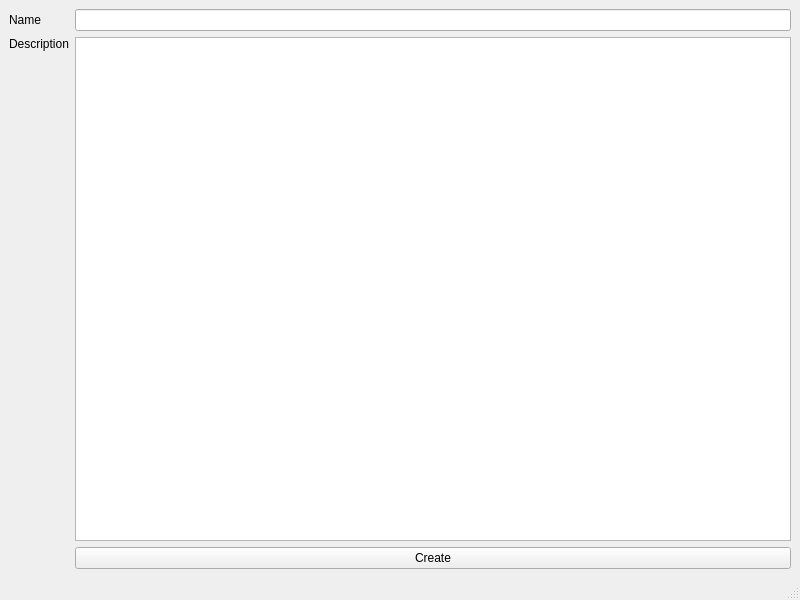
First picture: the form in src/jukeboxcore/gui/widgets/guerilla/seqcreator.ui, repository JukeboxPipeline/jukebox-core, before the edit.
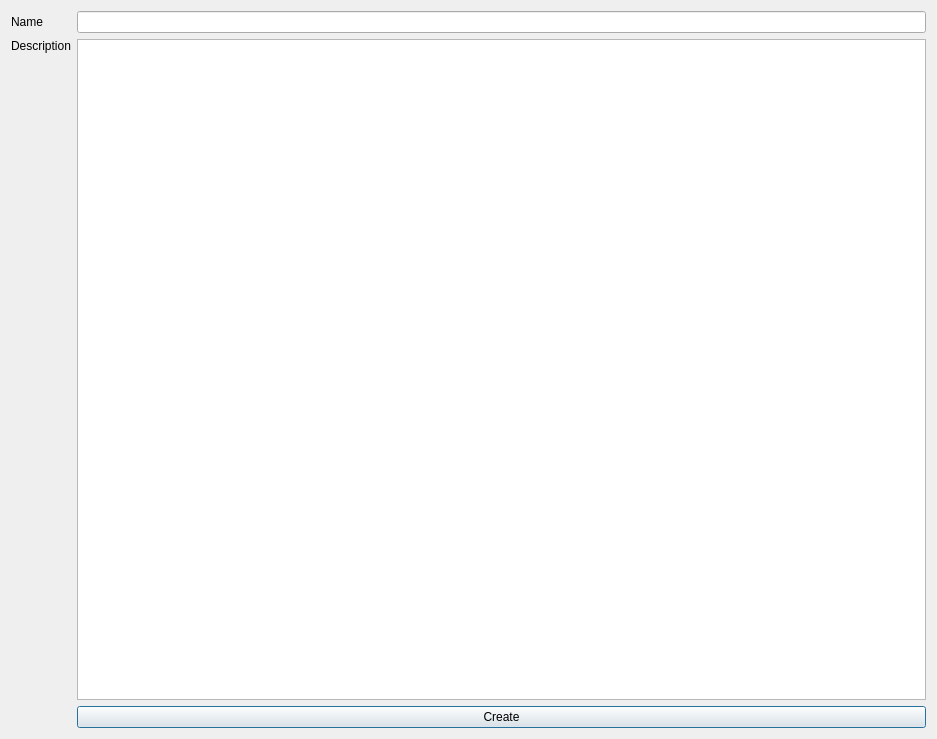
Second picture: the form after the edit.

Commit message: Chang the guerilla secondary windows to dialogs and implement create project

```diff
--- a/src/jukeboxcore/gui/widgets/guerilla/seqcreator.ui
+++ b/src/jukeboxcore/gui/widgets/guerilla/seqcreator.ui
@@ -1,20 +1,19 @@
 <?xml version="1.0" encoding="UTF-8"?>
 <ui version="4.0">
- <class>seqcreator_mwin</class>
- <widget class="QMainWindow" name="seqcreator_mwin">
+ <class>seqcreator_dialog</class>
+ <widget class="QDialog" name="seqcreator_dialog">
   <property name="geometry">
    <rect>
     <x>0</x>
     <y>0</y>
-    <width>800</width>
-    <height>600</height>
+    <width>937</width>
+    <height>739</height>
    </rect>
   </property>
   <property name="windowTitle">
    <string>Create Sequence</string>
   </property>
-  <widget class="QWidget" name="central_widget">
-   <layout class="QGridLayout" name="crentral_grid">
+  <layout class="QGridLayout" name="gridLayout">
     <item row="0" column="0">
      <widget class="QLabel" name="name_lb">
       <property name="text">
@@ -25,9 +24,6 @@
     <item row="0" column="1">
      <widget class="QLineEdit" name="name_le"/>
     </item>
-    <item row="1" column="1">
-     <widget class="QPlainTextEdit" name="desc_pte"/>
-    </item>
     <item row="1" column="0">
      <widget class="QLabel" name="desc_lb">
       <property name="text">
@@ -38,6 +34,9 @@
       </property>
      </widget>
     </item>
+   <item row="1" column="1">
+    <widget class="QPlainTextEdit" name="desc_pte"/>
+   </item>
     <item row="2" column="1">
      <widget class="QPushButton" name="create_pb">
       <property name="text">
@@ -47,8 +46,6 @@
     </item>
    </layout>
   </widget>
-  <widget class="QStatusBar" name="statusbar"/>
- </widget>
  <resources/>
  <connections>
   <connection>
```
Left out of the diff: 19 changed lines with no effect on the pictures. Lines whose indentation alone changed are shown as unchanged. The commit also changes 26 other files.
